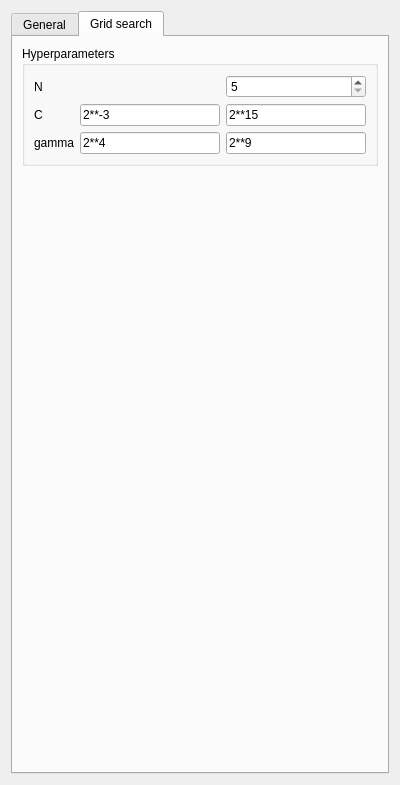
Qt form ui/SVM.ui (robertorolo/LPM-Geomod_Suite) before a commit.
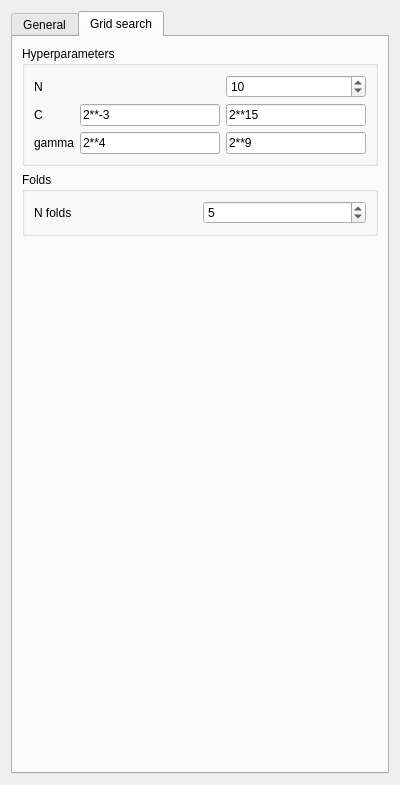
The same form after that commit. The open tabs and pages were chosen to show the change. Custom widgets are drawn as their Qt base class.

Patch:
```diff
--- a/ui/SVM.ui
+++ b/ui/SVM.ui
@@ -100,8 +100,8 @@
       <attribute name="title">
        <string>Grid search</string>
       </attribute>
-      <layout class="QGridLayout" name="gridLayout_7">
-       <item row="0" column="0">
+      <layout class="QVBoxLayout" name="verticalLayout_2">
+       <item>
         <widget class="QGroupBox" name="groupBox_2">
          <property name="title">
           <string>Hyperparameters</string>
@@ -154,6 +154,9 @@
             <property name="minimum">
              <number>5</number>
             </property>
+            <property name="value">
+             <number>10</number>
+            </property>
            </widget>
           </item>
           <item row="0" column="0">
@@ -166,7 +169,33 @@
          </layout>
         </widget>
        </item>
-       <item row="1" column="0">
+       <item>
+        <widget class="QGroupBox" name="groupBox_4">
+         <property name="title">
+          <string>Folds</string>
+         </property>
+         <layout class="QGridLayout" name="gridLayout_6">
+          <item row="0" column="0">
+           <widget class="QLabel" name="label_5">
+            <property name="text">
+             <string>N folds</string>
+            </property>
+           </widget>
+          </item>
+          <item row="0" column="1">
+           <widget class="QSpinBox" name="spinBox_2">
+            <property name="focusPolicy">
+             <enum>Qt::WheelFocus</enum>
+            </property>
+            <property name="value">
+             <number>5</number>
+            </property>
+           </widget>
+          </item>
+         </layout>
+        </widget>
+       </item>
+       <item>
         <spacer name="verticalSpacer_2">
          <property name="orientation">
           <enum>Qt::Vertical</enum>
```
